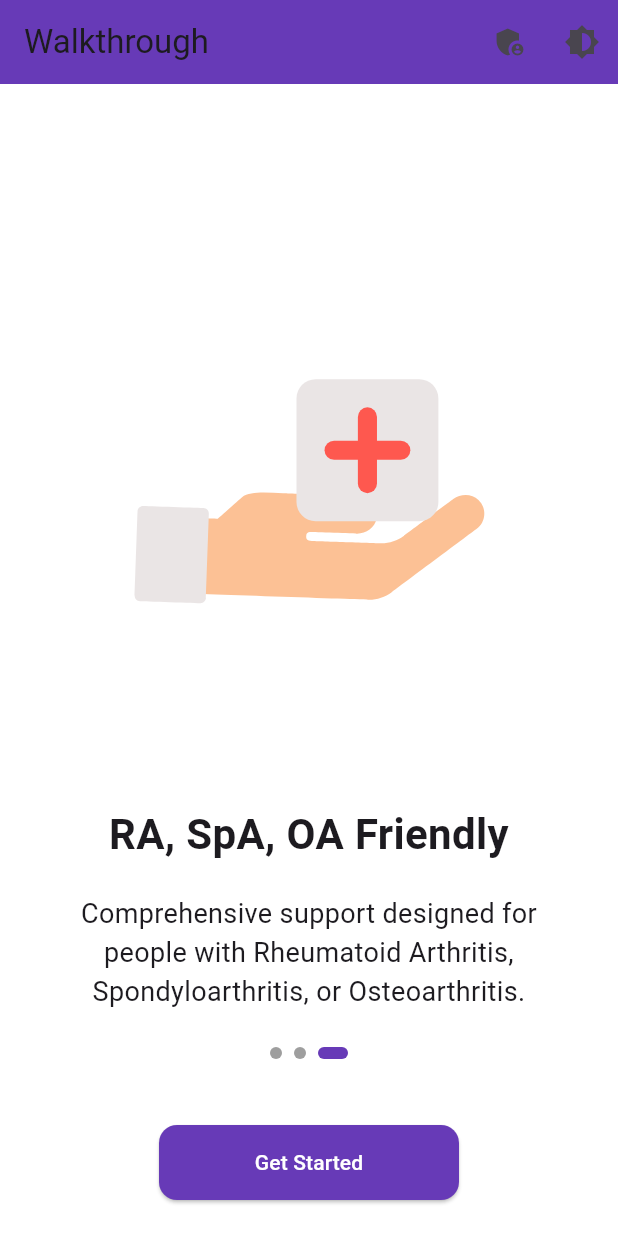
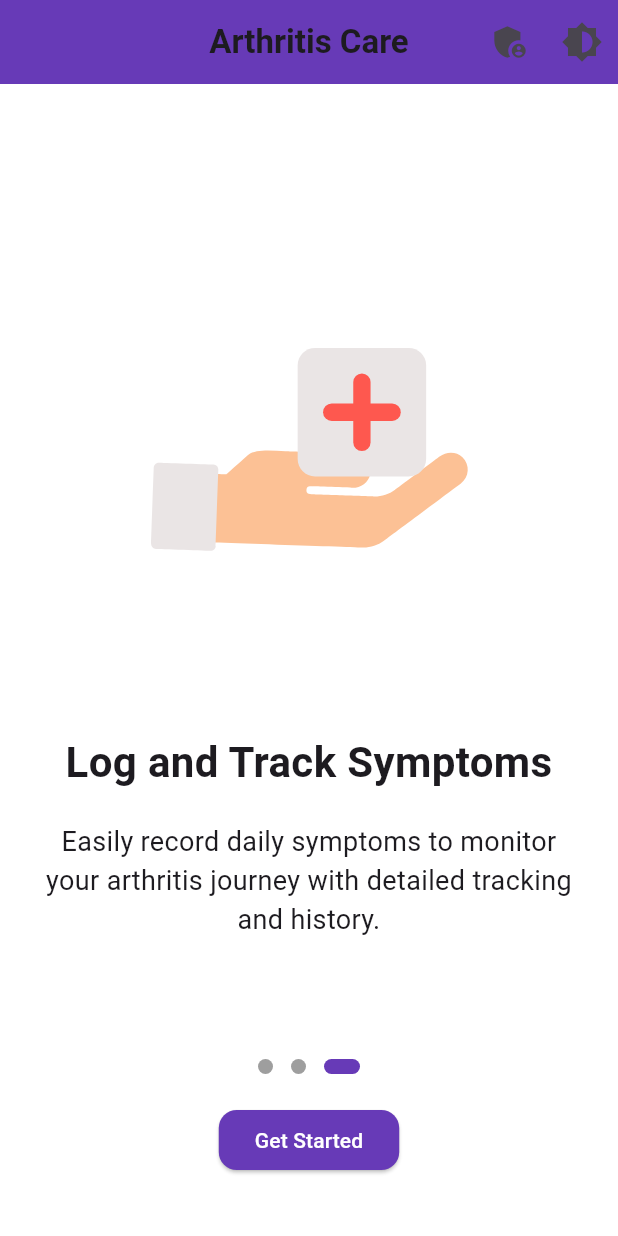
Before and after one commit to Sarayu30/flexiflow-new, a Flutter app: the screen it shows after launch, swiped to page 3, on a phone screen of 412 x 824 dp. Run offline on Flutter 3.47's test engine with Material 3 defaults, Android fonts, the phone set to English and light mode, and no system bars; our stand-ins replace animate_do, audioplayers, cloud_firestore, confetti, firebase_auth, firebase_core and 9 more; accounts and stored records are empty.

Commit message:
Updated with latest changes

```diff
--- a/lib/walkthrough_screen.dart
+++ b/lib/walkthrough_screen.dart
@@ -1,7 +1,7 @@
 import 'package:flutter/material.dart';
 import 'package:lottie/lottie.dart';
 import 'auth_screen.dart';
-import 'admin_dashboard.dart'; // Add this import
+import 'admin_dashboard.dart';
 
 class WalkthroughScreen extends StatefulWidget {
   final VoidCallback toggleTheme;
@@ -38,7 +38,6 @@
     },
   ];
 
-  // Show admin login dialog
   void _showAdminLoginDialog() {
     final TextEditingController usernameController = TextEditingController();
     final TextEditingController passwordController = TextEditingController();
@@ -46,24 +45,30 @@
     showDialog(
       context: context,
       builder: (context) => AlertDialog(
-        title: const Text('Admin Login'),
+        title: const Text('Admin Login', style: TextStyle(fontWeight: FontWeight.bold)),
         content: Column(
           mainAxisSize: MainAxisSize.min,
           children: [
             TextField(
               controller: usernameController,
-              decoration: const InputDecoration(
+              decoration: InputDecoration(
                 labelText: 'Username',
-                border: OutlineInputBorder(),
+                border: OutlineInputBorder(
+                  borderRadius: BorderRadius.circular(12.0),
+                ),
+                prefixIcon: const Icon(Icons.person),
               ),
             ),
             const SizedBox(height: 16),
             TextField(
               controller: passwordController,
               obscureText: true,
-              decoration: const InputDecoration(
+              decoration: InputDecoration(
                 labelText: 'Password',
-                border: OutlineInputBorder(),
+                border: OutlineInputBorder(
+                  borderRadius: BorderRadius.circular(12.0),
+                ),
+                prefixIcon: const Icon(Icons.lock),
               ),
             ),
           ],
@@ -71,9 +76,16 @@
         actions: [
           TextButton(
             onPressed: () => Navigator.pop(context),
-            child: const Text('Cancel'),
+            child: const Text('Cancel', style: TextStyle(color: Colors.deepPurple)),
           ),
           ElevatedButton(
+            style: ElevatedButton.styleFrom(
+              backgroundColor: Colors.deepPurple,
+              shape: RoundedRectangleBorder(
+                borderRadius: BorderRadius.circular(12.0),
+              ),
+              padding: const EdgeInsets.symmetric(horizontal: 24, vertical: 12),
+            ),
             onPressed: () {
               if (usernameController.text == _adminUsername &&
                   passwordController.text == _adminPassword) {
@@ -98,38 +110,47 @@
                 );
               }
             },
-            child: const Text('Login'),
+            child: const Text('Login', style: TextStyle(color: Colors.white)),
           ),
         ],
+        shape: RoundedRectangleBorder(
+          borderRadius: BorderRadius.circular(16.0),
+        ),
       ),
     );
   }
 
   @override
   Widget build(BuildContext context) {
+    final screenHeight = MediaQuery.of(context).size.height;
+    final screenWidth = MediaQuery.of(context).size.width;
+
     return Scaffold(
       appBar: AppBar(
-        title: const Text('Walkthrough'),
+        title: const Text('Arthritis Care', style: TextStyle(fontWeight: FontWeight.bold)),
         backgroundColor: Colors.deepPurple,
+        centerTitle: true,
         actions: [
-          // Admin button
           IconButton(
-            icon: const Icon(Icons.admin_panel_settings),
+            icon: const Icon(Icons.admin_panel_settings, size: 28),
             onPressed: _showAdminLoginDialog,
             tooltip: 'Admin Login',
           ),
-          // Theme toggle button
           IconButton(
-            icon: const Icon(Icons.brightness_6),
+            icon: const Icon(Icons.brightness_6, size: 28),
             onPressed: widget.toggleTheme,
             tooltip: 'Toggle Theme',
           ),
         ],
       ),
-      backgroundColor: Theme.of(context).scaffoldBackgroundColor,
-      body: Column(
+      body: SizedBox(
+        height: screenHeight,
+        width: screenWidth,
+        child: Column(
           children: [
-          Expanded(
+            // Animation takes 50% of screen height
+            SizedBox(
+              height: screenHeight * 0.5,
               child: PageView.builder(
                 controller: _pageController,
                 itemCount: walkthroughItems.length,
@@ -138,19 +159,35 @@
                 },
                 itemBuilder: (context, index) {
                   final item = walkthroughItems[index];
-                return SingleChildScrollView(
+                  return Column(
+                    mainAxisAlignment: MainAxisAlignment.center,
+                    children: [
+                      Lottie.asset(
+                        item["animation"]!,
+                        height: screenHeight * 0.4, // 40% of screen height
+                        width: screenWidth * 0.9,   // 90% of screen width
+                        fit: BoxFit.contain,
+                      ),
+                    ],
+                  );
+                },
+              ),
+            ),
+
+            // Content area takes remaining space
+            Expanded(
+              child: PageView.builder(
+                controller: _pageController,
+                physics: const NeverScrollableScrollPhysics(),
+                itemCount: walkthroughItems.length,
+                itemBuilder: (context, index) {
+                  final item = walkthroughItems[index];
+                  return Padding(
                     padding: const EdgeInsets.symmetric(horizontal: 24.0),
                     child: Column(
-                    mainAxisAlignment: MainAxisAlignment.center,
+                      mainAxisAlignment: MainAxisAlignment.start,
                       children: [
                         const SizedBox(height: 20),
-                      Lottie.asset(
-                        item["animation"]!,
-                        height: 420, // Increased from 300 to 420 (40% increase)
-                        width: 420,  // Increased from 300 to 420 (40% increase)
-                        fit: BoxFit.contain,
-                      ),
-                      const SizedBox(height: 40),
                         Text(
                           item["title"]!,
                           textAlign: TextAlign.center,
@@ -169,55 +206,69 @@
                             color: Theme.of(context).textTheme.bodyLarge?.color,
                           ),
                         ),
-                      const SizedBox(height: 20),
                       ],
                     ),
                   );
                 },
               ),
             ),
+
+            // Page indicator and button
+            Column(
+              children: [
                 Row(
                   mainAxisAlignment: MainAxisAlignment.center,
                   children: List.generate(
                     walkthroughItems.length,
                     (index) => AnimatedContainer(
                       duration: const Duration(milliseconds: 300),
-                margin: const EdgeInsets.symmetric(horizontal: 4.0, vertical: 20),
-                width: _currentIndex == index ? 20 : 8,
-                height: 8,
+                      margin: const EdgeInsets.symmetric(horizontal: 6.0),
+                      width: _currentIndex == index ? 24.0 : 10.0,
+                      height: 10.0,
                       decoration: BoxDecoration(
                         color: _currentIndex == index ? Colors.deepPurple : Colors.grey,
-                  borderRadius: BorderRadius.circular(5),
+                        borderRadius: BorderRadius.circular(10.0),
                       ),
                     ),
                   ),
                 ),
+                const SizedBox(height: 20),
                 Padding(
-            padding: const EdgeInsets.all(24.0),
+                  padding: const EdgeInsets.only(bottom: 40.0),
                   child: ElevatedButton(
                     style: ElevatedButton.styleFrom(
                       backgroundColor: Colors.deepPurple,
-                minimumSize: const Size(200, 50),
+                      minimumSize: Size(screenWidth * 0.1, 40),
                       shape: RoundedRectangleBorder(
-                  borderRadius: BorderRadius.circular(12),
+                        borderRadius: BorderRadius.circular(12.0),
                       ),
                     ),
                     onPressed: () {
+                      if (_currentIndex == walkthroughItems.length - 1) {
                         Navigator.pushReplacement(
                           context,
                           MaterialPageRoute(
                             builder: (context) => AuthScreen(toggleTheme: widget.toggleTheme),
                           ),
                         );
+                      } else {
+                        _pageController.nextPage(
+                          duration: const Duration(milliseconds: 500),
+                          curve: Curves.easeInOut,
+                        );
+                      }
                     },
                     child: Text(
-                _currentIndex == walkthroughItems.length - 1 ? "Get Started" : "Skip",
-                style: const TextStyle(color: Colors.white),
+                      _currentIndex == walkthroughItems.length - 1 ? "Get Started" : "Next",
+                      style: const TextStyle(color: Colors.white, fontSize: 14),
                     ),
                   ),
                 ),
               ],
             ),
+          ],
+        ),
+      ),
     );
   }
 }
```
Also changed, not shown: lib/home_page.dart (+9 -9 lines), 1 other file. Lines whose indentation alone changed are shown as unchanged.
